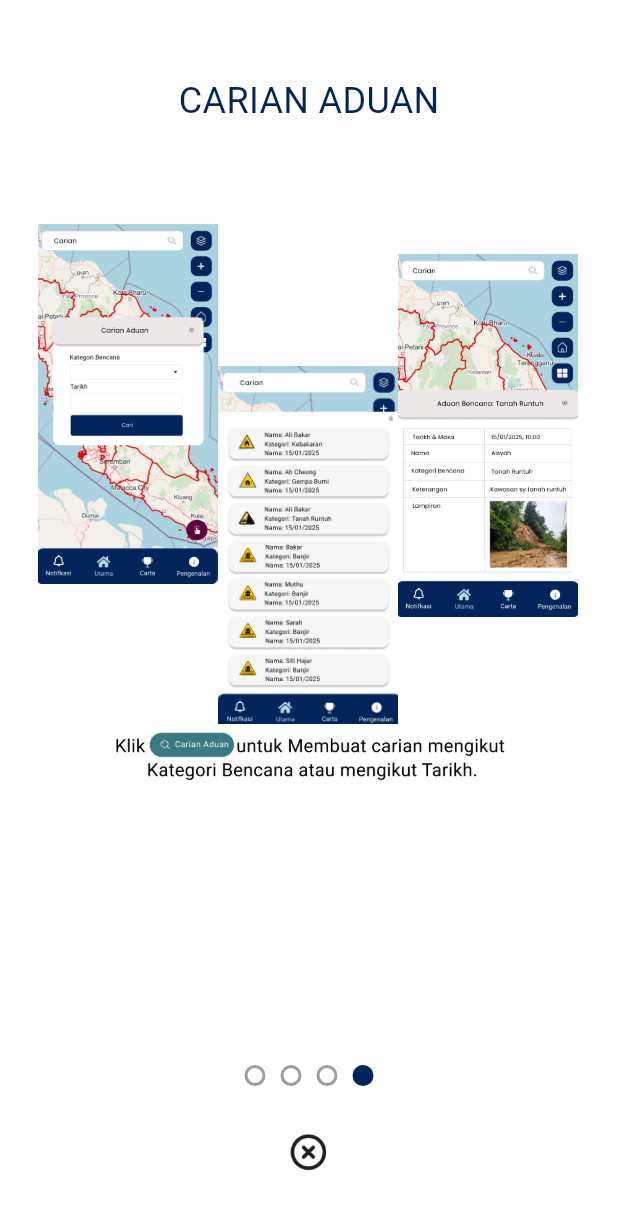
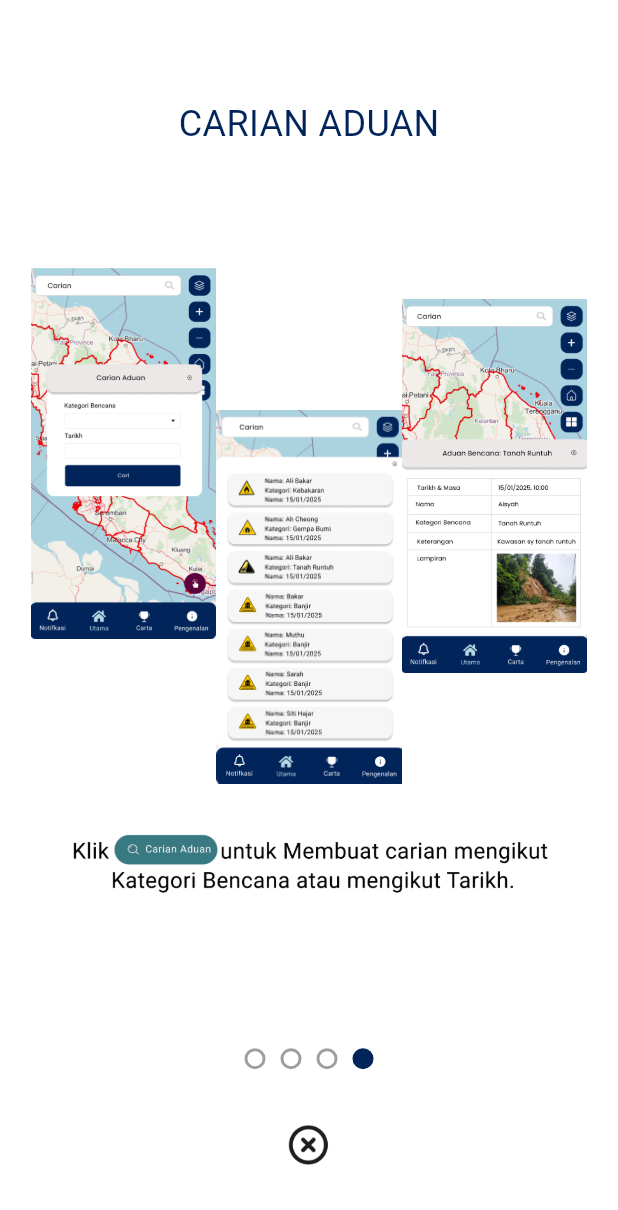
Before and after one commit to riezuuuu/DIGIM, a Flutter app: the NotificationStep screen opened directly, swiped to page 4, on a phone screen of 412 x 824 dp. Shown: the top 1210 px of the screen. Run offline on Flutter 3.47's test engine with Material 3 defaults, Android fonts, the phone set to English and light mode, and no system bars; our stand-ins replace flutter_map, latlong2.

Commit message:
notification 2

```diff
--- a/lib/notiStep3.dart
+++ b/lib/notiStep3.dart
@@ -3,68 +3,98 @@ import 'package:flutter/material.dart';
 class NotiStep3 extends StatelessWidget {
   @override
   Widget build(BuildContext context) {
+    final screenWidth = MediaQuery.of(context).size.width;
+    final screenHeight = MediaQuery.of(context).size.height;
+
     return Scaffold(
       backgroundColor: Colors.white,
-      body: Column(
+      body: LayoutBuilder(
+        builder: (context, constraints) {
+          return SingleChildScrollView(
+            child: ConstrainedBox(
+              constraints: BoxConstraints(
+                minHeight: constraints.maxHeight,
+              ),
+              child: Column(
+                mainAxisAlignment: MainAxisAlignment.spaceBetween,
                 children: [
                   // Title
-          Padding(
-            padding: const EdgeInsets.only(top: 50.0),
+                  Container(
+                    height: 30,
+                    alignment: Alignment.bottomCenter,
                     child: Text(
                       "CARIAN ADUAN",
                       style: TextStyle(
                         fontSize: 24,
                         fontWeight: FontWeight.normal,
-                  color: const Color(0xFF01255B)),
+                        color: const Color(0xFF01255B),
+                      ),
                     ),
                   ),
 
-          SizedBox(height: 40),
-
-          // Horizontal Stair-Step Layout
-          Expanded(
-            child: Center(
+                  // Image Stack - Maintaining your exact positioning ratios
+                  Container(
+                    height: screenHeight * 0.5,
                     child: Stack(
                       alignment: Alignment.center,
                       children: [
+                        // First image (top-left)
                         Positioned(
-                    left: 25,
-                    top: 25,
-                    child: _buildMapImage('assets/images/cari1.png', 120),
+                          left: screenWidth * 0.025, // ~15/360
+                          top: screenHeight * 0.075, // ~48/400
+                          child: _buildImage(
+                              'assets/images/cari1.png', screenWidth * 0.3),
                         ),
+                        // Second image (middle-right)
                         Positioned(
-                    left: 145,
-                    top: 120,
-                    child: _buildMapImage('assets/images/cari2.png', 120),
+                          left: screenWidth * 0.325, // ~135/360
+                          top: screenHeight * 0.19, // ~150/400
+                          child: _buildImage(
+                              'assets/images/cari2.png', screenWidth * 0.3),
                         ),
+                        // Third image (bottom-left)
                         Positioned(
-                    left: 265,
-                    top: 45,
-                    child: _buildMapImage('assets/images/cari3.png', 120),
+                          left: screenWidth * 0.625, // ~255/360
+                          top: screenHeight * 0.10, // ~75/400
+                          child: _buildImage(
+                              'assets/images/cari3.png', screenWidth * 0.3),
                         ),
                       ],
                     ),
                   ),
-          ),
 
-          // Noti3 Image
-          Image.asset(
+                  // Bottom Image (noti3)
+                  Container(
+                    padding: EdgeInsets.only(bottom: 75),
+                    child: Image.asset(
                       'assets/images/noti3.png',
-            width: 270,
+                      width: screenWidth * 0.8, // ~270/360
                       fit: BoxFit.contain,
                     ),
-
-          SizedBox(height: 150),
+                  ),
                 ],
+              ),
+            ),
+          );
+        },
       ),
     );
   }
 
-  Widget _buildMapImage(String assetPath, double width) {
+  Widget _buildImage(String assetPath, double width) {
     return Image.asset(
       assetPath,
       width: width,
-      fit: BoxFit.cover,
+      fit: BoxFit.contain,
+      errorBuilder: (context, error, stackTrace) {
+        return Container(
+          width: width,
+          color: Colors.grey[200],
+          child: Center(
+            child: Text('Image not found', style: TextStyle(color: Colors.red)),
+          ),
+        );
+      },
     );
   }
 }
--- a/lib/notificationStep.dart
+++ b/lib/notificationStep.dart
@@ -10,9 +10,35 @@ class NotificationStep extends StatefulWidget {
 }
 
 class _NotificationStepState extends State<NotificationStep> {
-  final PageController _pageController = PageController();
+  late final PageController _pageController;
   int _currentPage = 0;
-  final Color _primaryColor = const Color(0xFF01255B); // #01255b
+  final Color _primaryColor = const Color(0xFF01255B);
+  double _logoOpacity = 1.0;
+
+  @override
+  void initState() {
+    super.initState();
+    _pageController = PageController(viewportFraction: 0.95);
+    _pageController.addListener(_handlePageScroll);
+  }
+
+  @override
+  void dispose() {
+    _pageController.removeListener(_handlePageScroll);
+    _pageController.dispose();
+    super.dispose();
+  }
+
+  void _handlePageScroll() {
+    final page = _pageController.page ?? 0;
+    setState(() {
+      _logoOpacity = (1 - page).clamp(0.0, 1.0);
+    });
+  }
+
+  @override
+  Widget build(BuildContext context) {
+    final screenSize = MediaQuery.of(context).size;
 
     final List<Widget> _pages = [
       _NotificationStepContent(),
@@ -21,45 +47,33 @@ class _NotificationStepState extends State<NotificationStep> {
       NotiStep3(),
     ];
 
-  @override
-  void dispose() {
-    _pageController.dispose();
-    super.dispose();
-  }
-
-  @override
-  Widget build(BuildContext context) {
     return Scaffold(
       backgroundColor: Colors.white,
-      body: Column(
+      body: Stack(
         children: [
-          if (_currentPage == 0) ...[
-            Padding(
-              padding: const EdgeInsets.only(top: 80.0),
-              child: Center(
-                child: Image.asset(
-                  'assets/images/disaster_now_logo.png',
-                  width: 200,
-                ),
-              ),
-            ),
-            SizedBox(height: 20),
-          ],
+          // Main content column
+          Column(
+            children: [
+              // Spacer that accounts for logo height
+              SizedBox(
+                  height: screenSize.height * 0.08 +
+                      (_currentPage == 0 ? screenSize.height * 0.02 : 0)),
+
+              // Expanded page view
               Expanded(
-            child: PageView.builder(
+                child: PageView(
                   controller: _pageController,
-              itemCount: _pages.length,
                   onPageChanged: (int page) {
                     setState(() {
                       _currentPage = page;
                     });
                   },
-              itemBuilder: (context, index) {
-                return _pages[index];
-              },
+                  children: _pages,
                 ),
               ),
-          SizedBox(height: 30),
+
+              // Page indicator
+              SizedBox(height: screenSize.height * 0.02),
               Row(
                 mainAxisAlignment: MainAxisAlignment.center,
                 children: List.generate(_pages.length, (index) {
@@ -71,16 +85,20 @@ class _NotificationStepState extends State<NotificationStep> {
                         curve: Curves.easeInOut,
                       );
                     },
-                child: Container(
+                    child: AnimatedContainer(
+                      duration: Duration(milliseconds: 300),
                       width: 14,
                       height: 14,
                       margin: EdgeInsets.symmetric(horizontal: 5),
                       decoration: BoxDecoration(
-                    color: _currentPage == index ? _primaryColor : Colors.white,
+                        color: _currentPage == index
+                            ? _primaryColor
+                            : Colors.white,
                         shape: BoxShape.circle,
                         border: Border.all(
-                      color:
-                          _currentPage == index ? _primaryColor : Colors.grey,
+                          color: _currentPage == index
+                              ? _primaryColor
+                              : Colors.grey,
                           width: 2,
                         ),
                       ),
@@ -88,19 +106,42 @@ class _NotificationStepState extends State<NotificationStep> {
                   );
                 }),
               ),
-          SizedBox(height: 20),
+              SizedBox(height: screenSize.height * 0.03),
+
+              // Close button
               GestureDetector(
                 onTap: () {
                   Navigator.pushReplacement(
-                  context, MaterialPageRoute(builder: (context) => Utama()));
+                    context,
+                    MaterialPageRoute(builder: (context) => Utama()),
+                  );
                 },
                 child: Image.asset(
                   'assets/images/close_button.png',
-              width: 30,
-              height: 50,
+                  width: screenSize.width * 0.08,
+                  height: screenSize.width * 0.13,
                 ),
               ),
-          SizedBox(height: 30),
+              SizedBox(height: screenSize.height * 0.04),
+            ],
+          ),
+
+          // Logo with fade animation
+          Positioned(
+            top: screenSize.height * 0.08,
+            left: 0,
+            right: 0,
+            child: AnimatedOpacity(
+              opacity: _logoOpacity,
+              duration: Duration(milliseconds: 100),
+              child: Center(
+                child: Image.asset(
+                  'assets/images/disaster_now_logo.png',
+                  width: screenSize.width * 0.5,
+                ),
+              ),
+            ),
+          ),
         ],
       ),
     );
@@ -110,58 +151,97 @@ class _NotificationStepState extends State<NotificationStep> {
 class _NotificationStepContent extends StatelessWidget {
   @override
   Widget build(BuildContext context) {
-    // Get screen size information
     final screenSize = MediaQuery.of(context).size;
-    final iconSize =
-        screenSize.width * 0.21; // Adjust this multiplier as needed
-    final mapSize = screenSize.width * 0.5; // Adjust this multiplier as needed
+    final iconSize = screenSize.width * 0.20;
 
     return Stack(
       alignment: Alignment.center,
-      clipBehavior: Clip.none,
       children: [
-        ClipRRect(
+        // Map with scale animation
+        TweenAnimationBuilder<double>(
+          tween: Tween(begin: 0.95, end: 1.0),
+          duration: Duration(milliseconds: 300),
+          builder: (context, value, child) {
+            return Transform.scale(
+              scale: value,
+              child: ClipRRect(
                 borderRadius: BorderRadius.circular(7),
                 child: Image.asset(
                   'assets/images/map.png',
-            width: mapSize,
+                  width: screenSize.width * 0.5,
                 ),
               ),
-        Positioned(
-          top: screenSize.height * 0.05,
+            );
+          },
+        ),
+        // Icons with bounce animation
+        _buildAnimatedIcon(
+          'assets/images/icon5.png',
+          iconSize,
+          top: screenSize.height * 0.10,
           left: 0,
           right: 0,
-          child: _buildCircleIcon('assets/images/icon5.png', iconSize),
+          delay: 0,
         ),
-        Positioned(
-          top: screenSize.height * 0.17,
-          left: screenSize.width * 0.03,
-          child: _buildCircleIcon('assets/images/icon4.png', iconSize),
+        _buildAnimatedIcon(
+          'assets/images/icon4.png',
+          iconSize,
+          top: screenSize.height * 0.20,
+          left: screenSize.width * 0.02,
+          delay: 100,
         ),
-        Positioned(
-          bottom: screenSize.height * 0.16,
-          right: screenSize.width * 0.03,
-          child: _buildCircleIcon('assets/images/icon2.png', iconSize),
+        _buildAnimatedIcon(
+          'assets/images/icon2.png',
+          iconSize,
+          bottom: screenSize.height * 0.20,
+          right: screenSize.width * 0.02,
+          delay: 200,
         ),
-        Positioned(
-          bottom: screenSize.height * 0.16,
-          left: screenSize.width * 0.03,
-          child: _buildCircleIcon('assets/images/icon1.png', iconSize),
+        _buildAnimatedIcon(
+          'assets/images/icon1.png',
+          iconSize,
+          bottom: screenSize.height * 0.20,
+          left: screenSize.width * 0.02,
+          delay: 150,
         ),
-        Positioned(
-          top: screenSize.height * 0.17,
-          right: screenSize.width * 0.03,
-          child: _buildCircleIcon('assets/images/icon3.png', iconSize),
+        _buildAnimatedIcon(
+          'assets/images/icon3.png',
+          iconSize,
+          top: screenSize.height * 0.20,
+          right: screenSize.width * 0.02,
+          delay: 50,
         ),
       ],
     );
   }
 
-  Widget _buildCircleIcon(String assetPath, double size) {
-    return Image.asset(
+  Widget _buildAnimatedIcon(String assetPath, double size,
+      {double? top,
+      double? bottom,
+      double? left,
+      double? right,
+      int delay = 0}) {
+    return Positioned(
+      top: top,
+      bottom: bottom,
+      left: left,
+      right: right,
+      child: TweenAnimationBuilder<double>(
+        tween: Tween(begin: 0.0, end: 1.0),
+        duration: Duration(milliseconds: 500),
+        curve: Curves.elasticOut,
+        builder: (context, value, child) {
+          return Transform.scale(
+            scale: value,
+            child: child,
+          );
+        },
+        child: Image.asset(
           assetPath,
           width: size,
           height: size,
+        ),
+      ),
     );
   }
 }
```
Also changed, not shown: 1 other file. Lines whose indentation alone changed are shown as unchanged.
